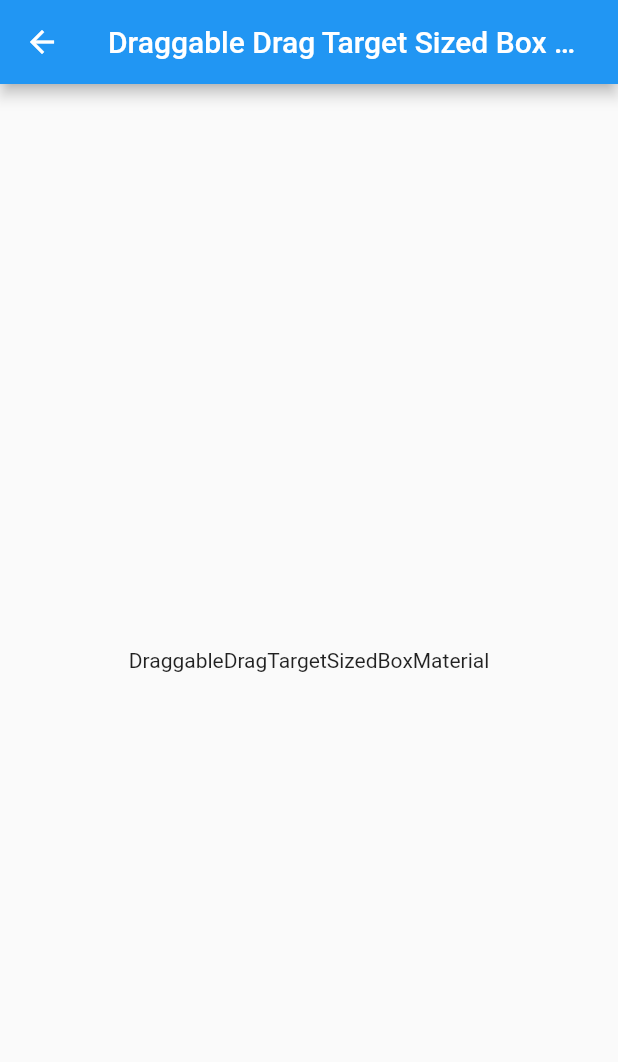
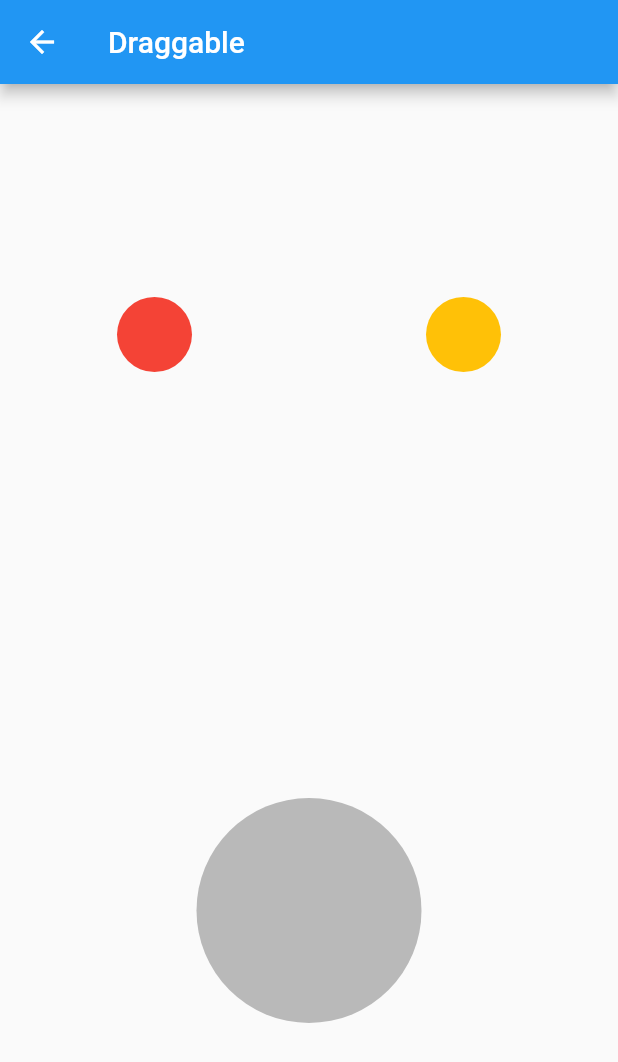
Before and after one commit to foneazmi/hello-flutter, a Flutter app: the DraggableDragTargetSizedBoxMaterial screen opened by its route, on a phone screen of 412 x 824 dp. Shown: the top 1062 px of the screen. Run offline on Flutter 3.47's test engine with Material 2 defaults, Android fonts, the light colour scheme and no system bars.

Commit message:
add 14,15,16

```diff
--- a/lib/widget/14.DraggableDragTargetSizedBoxMaterial/DraggableDragTargetSizedBoxMaterial.dart
+++ b/lib/widget/14.DraggableDragTargetSizedBoxMaterial/DraggableDragTargetSizedBoxMaterial.dart
@@ -1,19 +1,116 @@
+import 'dart:developer';
+
 import 'package:flutter/material.dart';
 
 class DraggableDragTargetSizedBoxMaterial extends StatefulWidget {
   @override
-  _DraggableDragTargetSizedBoxMaterialState createState() => _DraggableDragTargetSizedBoxMaterialState();
+  _DraggableDragTargetSizedBoxMaterialState createState() =>
+      _DraggableDragTargetSizedBoxMaterialState();
 }
 
-class _DraggableDragTargetSizedBoxMaterialState extends State<DraggableDragTargetSizedBoxMaterial> {
+class _DraggableDragTargetSizedBoxMaterialState
+    extends State<DraggableDragTargetSizedBoxMaterial> {
+  Color color1 = Colors.red;
+  Color color2 = Colors.amber;
+
+  Color targetColor;
+
+  bool isAccepted = false;
+
   @override
   Widget build(BuildContext context) {
     return Scaffold(
       appBar: AppBar(
-        title: Text('Draggable Drag Target Sized Box Material'),
+        title: Text('Draggable'),
       ),
-      body: Center(
-        child: Text('DraggableDragTargetSizedBoxMaterial'),
+      body: Column(
+        mainAxisAlignment: MainAxisAlignment.spaceAround,
+        children: [
+          Row(
+            mainAxisAlignment: MainAxisAlignment.spaceAround,
+            children: [
+              Draggable<Color>(
+                feedback: SizedBox(
+                  width: 50,
+                  height: 50,
+                  child: Material(
+                    color: color1.withOpacity(0.7),
+                    shape: StadiumBorder(),
+                  ),
+                ),
+                data: color1,
+                childWhenDragging: SizedBox(
+                  width: 50,
+                  height: 50,
+                  child: Material(
+                    color: Colors.black26,
+                    shape: StadiumBorder(),
+                  ),
+                ),
+                child: SizedBox(
+                  width: 50,
+                  height: 50,
+                  child: Material(
+                    color: color1,
+                    shape: StadiumBorder(),
+                  ),
+                ),
+              ),
+              Draggable<Color>(
+                feedback: SizedBox(
+                  width: 50,
+                  height: 50,
+                  child: Material(
+                    color: color2.withOpacity(0.7),
+                    shape: StadiumBorder(),
+                  ),
+                ),
+                data: color2,
+                childWhenDragging: SizedBox(
+                  width: 50,
+                  height: 50,
+                  child: Material(
+                    color: Colors.black26,
+                    shape: StadiumBorder(),
+                  ),
+                ),
+                child: SizedBox(
+                  width: 50,
+                  height: 50,
+                  child: Material(
+                    color: color2,
+                    shape: StadiumBorder(),
+                  ),
+                ),
+              )
+            ],
+          ),
+          DragTarget<Color>(
+            onWillAccept: (val) => true,
+            onAccept: (val) {
+              log(val.toString());
+              isAccepted = true;
+              targetColor = val;
+            },
+            builder: (context,candidates,rejected){
+              return (isAccepted) ? SizedBox(
+                  width: 150,
+                  height: 150,
+                  child: Material(
+                    color: targetColor,
+                    shape: StadiumBorder(),
+                  ),
+                ):SizedBox(
+                  width: 150,
+                  height: 150,
+                  child: Material(
+                    color: Colors.black26,
+                    shape: StadiumBorder(),
+                  ),
+                );
+            },
+          )
+        ],
       ),
     );
   }
--- a/pubspec.yaml
+++ b/pubspec.yaml
@@ -47,6 +47,7 @@ flutter:
   # To add assets to your application, add an assets section, like this:
   assets:
     - images/dahyun.jpg
+    - images/pattern.png
 
   # An image asset can refer to one or more resolution-specific "variants", see
   # https://flutter.dev/assets-and-images/#resolution-aware.
```
Also changed, not shown: lib/main.dart (+9 -1 lines), lib/widget/0.Template copy 2/SFTemplate.dart (added, +20 -0 lines), lib/widget/0.Template copy 2/SLTemplate.dart (added, +16 -0 lines), lib/widget/0.Template copy 3/SFTemplate.dart (added, +20 -0 lines), lib/widget/0.Template copy 3/SLTemplate.dart (added, +16 -0 lines), lib/widget/15.CustomAppBar/CustomAppBar.dart (added, +47 -0 lines), lib/widget/16.CardWidget/CardWidget.dart (added, +65 -0 lines), lib/widget/17.TextField/TextFieldWidget.dart (added, +20 -0 lines), images/pattern.png (added), 1 other file.
